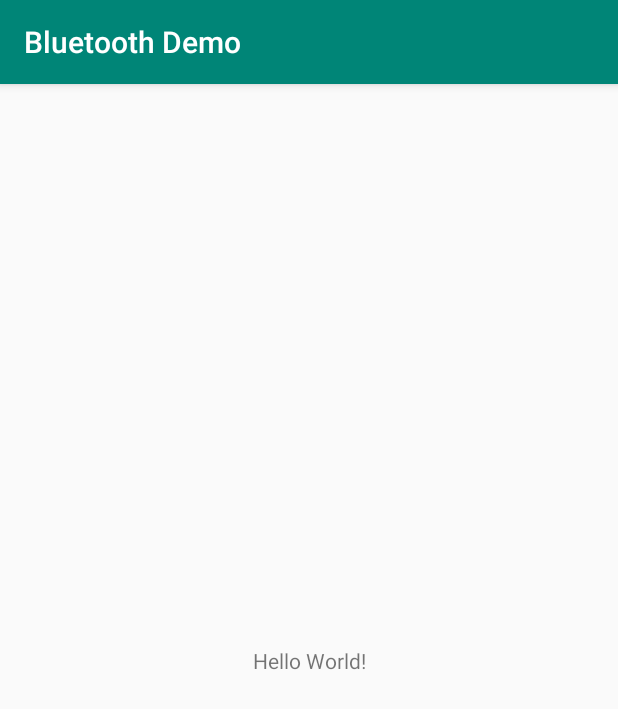
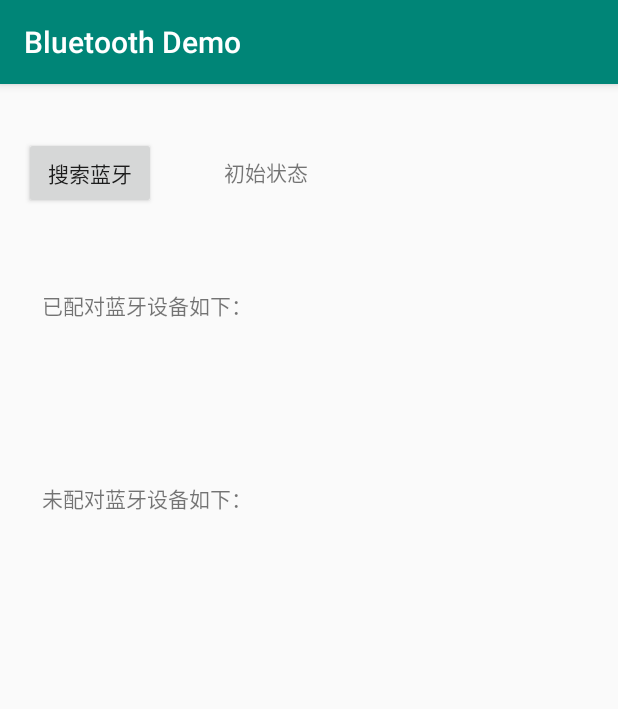
Before and after one commit to azjf/BluetoothDemo, an Android app: the screen it shows after launch (MainActivity), on a phone screen of 412 x 824 dp. Shown: the top 709 px of the screen. Run offline under Robolectric (Android 15) with nearby library versions, the phone set to English and light mode, and no system bars.

Commit message:
Create UI

```diff
--- a/app/src/main/java/org/example/bluetoothdemo/MainActivity.java
+++ b/app/src/main/java/org/example/bluetoothdemo/MainActivity.java
@@ -1,9 +1,16 @@
 package org.example.bluetoothdemo;
 
+import android.bluetooth.BluetoothAdapter;
 import android.support.v7.app.AppCompatActivity;
 import android.os.Bundle;
+import android.widget.Button;
+import android.widget.TextView;
 
 public class MainActivity extends AppCompatActivity {
+
+    private BluetoothAdapter mBluetoothAdapter;
+    private TextView text, text2, text3;
+    private Button button;
 
     @Override
     protected void onCreate(Bundle savedInstanceState) {
--- a/app/src/main/res/layout/activity_main.xml
+++ b/app/src/main/res/layout/activity_main.xml
@@ -1,18 +1,56 @@
 <?xml version="1.0" encoding="utf-8"?>
-<android.support.constraint.ConstraintLayout xmlns:android="http://schemas.android.com/apk/res/android"
-    xmlns:app="http://schemas.android.com/apk/res-auto"
+<RelativeLayout xmlns:android="http://schemas.android.com/apk/res/android"
     xmlns:tools="http://schemas.android.com/tools"
+    android:id="@+id/activity_main"
     android:layout_width="match_parent"
     android:layout_height="match_parent"
+    android:paddingBottom="@dimen/activity_vertical_margin"
+    android:paddingLeft="@dimen/activity_horizontal_margin"
+    android:paddingRight="@dimen/activity_horizontal_margin"
+    android:paddingTop="@dimen/activity_vertical_margin"
     tools:context=".MainActivity">
+
+    <Button
+        android:text="搜索蓝牙"
+        android:layout_width="wrap_content"
+        android:layout_height="wrap_content"
+        android:layout_marginTop="19dp"
+        android:id="@+id/button"
+        android:layout_alignParentLeft="true"
+        android:layout_alignParentStart="true" />
+
+    <TextView
+        android:text="初始状态"
+        android:layout_width="wrap_content"
+        android:layout_height="wrap_content"
+        android:layout_alignBottom="@+id/button"
+        android:layout_toRightOf="@+id/button"
+        android:layout_toEndOf="@+id/button"
+        android:layout_marginLeft="45dp"
+        android:layout_marginStart="45dp"
+        android:layout_marginBottom="14dp"
+        android:id="@+id/textView2" />
 
     <TextView
         android:layout_width="wrap_content"
         android:layout_height="wrap_content"
-        android:text="Hello World!"
-        app:layout_constraintBottom_toBottomOf="parent"
-        app:layout_constraintLeft_toLeftOf="parent"
-        app:layout_constraintRight_toRightOf="parent"
-        app:layout_constraintTop_toTopOf="parent" />
+        android:id="@+id/textView"
+        android:text="已配对蓝牙设备如下："
+        android:layout_marginLeft="12dp"
+        android:layout_marginStart="12dp"
+        android:layout_marginTop="53dp"
+        android:layout_below="@+id/button"
+        android:layout_alignParentLeft="true"
+        android:layout_alignParentStart="true" />
 
-</android.support.constraint.ConstraintLayout>
+    <TextView
+        android:text="未配对蓝牙设备如下："
+        android:layout_width="wrap_content"
+        android:layout_height="wrap_content"
+        android:layout_marginTop="107dp"
+        android:id="@+id/textView3"
+        android:layout_below="@+id/textView"
+        android:layout_alignLeft="@+id/textView"
+        android:layout_alignStart="@+id/textView" />
+
+</RelativeLayout>
--- /dev/null
+++ b/app/src/main/res/values/dimens.xml
@@ -0,0 +1,5 @@
+<?xml version="1.0" encoding="utf-8"?>
+<resources>
+    <dimen name="activity_horizontal_margin">16dp</dimen>
+    <dimen name="activity_vertical_margin">16dp</dimen>
+</resources>
```
